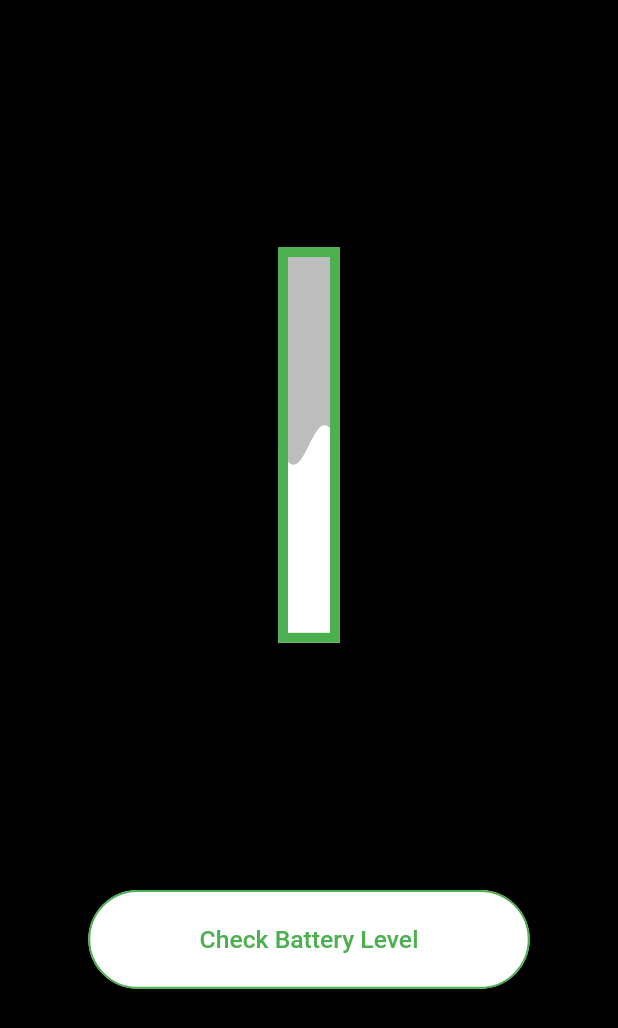
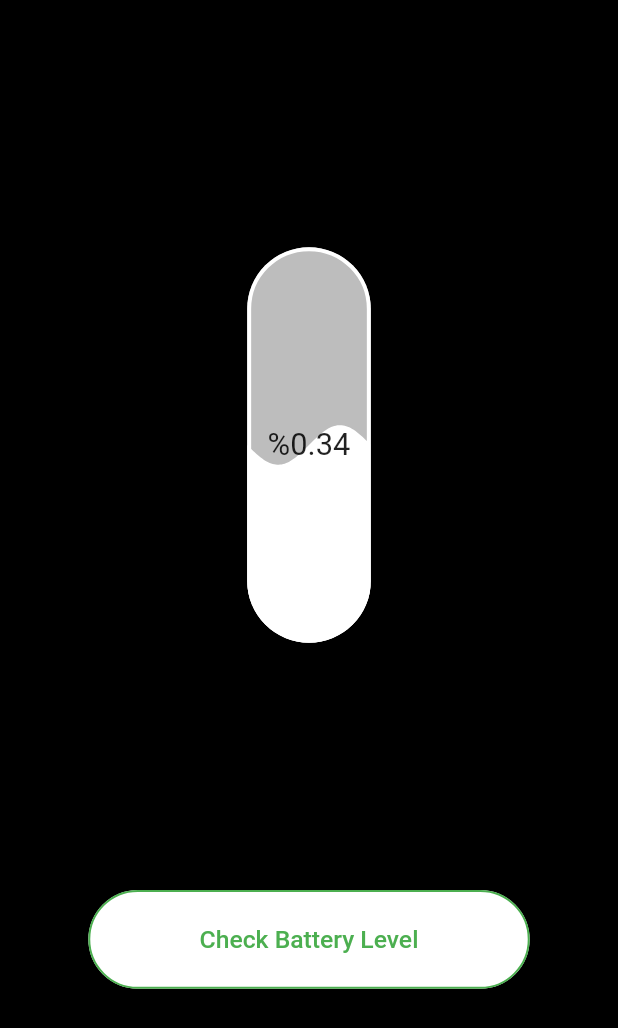
Before and after one commit to devberkay/battery_status, a Flutter app: the screen it shows after launch, on a phone screen of 412 x 824 dp. Shown: the top 1028 px of the screen. Run offline on Flutter 3.47's test engine with Material 2 defaults, Android fonts, the phone set to English and light mode, and no system bars; drawn by our look-alikes of liquid_progress_indicator, loader_overlay; our stand-ins replace flutter_hooks, go_router, hooks_riverpod.

Commit message:
Mar 3, 2023, 6:39 PM

```diff
--- a/lib/view/home/home_page.dart
+++ b/lib/view/home/home_page.dart
@@ -23,10 +23,10 @@ class _HomePageState extends ConsumerState<HomePage> {
                 child: Row(
                   children: const [
                     Spacer(
-                      flex: 45,
+                      flex: 4,
                     ),
-                    Expanded(flex: 10, child: ChargingBar()),
-                    Spacer(flex: 45)
+                    Expanded(flex: 2, child: ChargingBar()),
+                    Spacer(flex: 4)
                   ],
                 )),
             const Spacer(
--- a/lib/view/home/widgets/action_button.dart
+++ b/lib/view/home/widgets/action_button.dart
@@ -5,6 +5,8 @@ import 'package:hooks_riverpod/hooks_riverpod.dart';
 final isMonitoringProvider = StateProvider.autoDispose<bool>((ref) {
   return false;
 });
+
+
 
 class ActionButton extends HookConsumerWidget {
   const ActionButton({super.key});
--- a/lib/view/home/widgets/charging_bar.dart
+++ b/lib/view/home/widgets/charging_bar.dart
@@ -2,6 +2,11 @@ import 'package:BatteryStatus/view/home/widgets/action_button.dart';
 import 'package:flutter/material.dart';
 import 'package:hooks_riverpod/hooks_riverpod.dart';
 import 'package:liquid_progress_indicator/liquid_progress_indicator.dart';
+
+final batteryPercentageProvider =
+    StreamProvider.autoDispose<double>((ref) async* {
+  yield 0.34;
+});
 
 class ChargingBar extends HookConsumerWidget {
   const ChargingBar({super.key});
@@ -15,10 +20,15 @@ class ChargingBar extends HookConsumerWidget {
         height: constraints.maxHeight,
         width: constraints.maxWidth,
         child: LiquidLinearProgressIndicator(
+          center: Text(
+            "%${ref.watch(batteryPercentageProvider).asData?.value ?? 0.5}",
+            style: TextStyle(fontSize: constraints.maxWidth * 0.25),
+          ),
+          borderRadius: constraints.maxHeight * 0.25,
           direction: Axis.vertical,
-          borderWidth: constraints.maxHeight * 0.025,
+          borderWidth: constraints.maxHeight * 0.01,
           backgroundColor: Colors.grey.shade400,
-          borderColor: isMonitoring ? Colors.red : Colors.green,
+          borderColor: Colors.white,
           valueColor: const AlwaysStoppedAnimation(Colors.white),
         ),
       );
```
